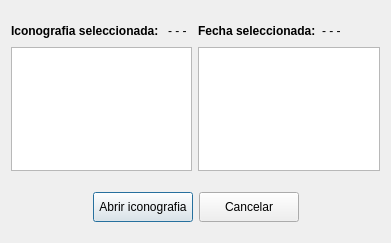
The window that abriricon.ui (Gabrielnz/pasantia-CIMBUC) describes before a commit, drawn with Qt 5.
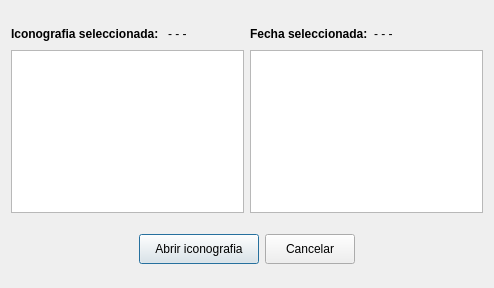
The same window after the commit.

```diff
--- a/abriricon.ui
+++ b/abriricon.ui
@@ -6,8 +6,8 @@
    <rect>
     <x>0</x>
     <y>0</y>
-    <width>391</width>
-    <height>243</height>
+    <width>494</width>
+    <height>288</height>
    </rect>
   </property>
   <property name="windowTitle">
@@ -27,7 +27,7 @@
        <property name="sizeHint" stdset="0">
         <size>
          <width>20</width>
-         <height>10</height>
+         <height>13</height>
         </size>
        </property>
       </spacer>
@@ -159,7 +159,7 @@
         <widget class="QPushButton" name="btnAbrir">
          <property name="minimumSize">
           <size>
-           <width>100</width>
+           <width>120</width>
            <height>30</height>
           </size>
          </property>
@@ -172,7 +172,7 @@
         <widget class="QPushButton" name="btnCancelar">
          <property name="minimumSize">
           <size>
-           <width>100</width>
+           <width>90</width>
            <height>30</height>
           </size>
          </property>
@@ -207,7 +207,7 @@
        <property name="sizeHint" stdset="0">
         <size>
          <width>20</width>
-         <height>10</height>
+         <height>13</height>
         </size>
        </property>
       </spacer>
```
